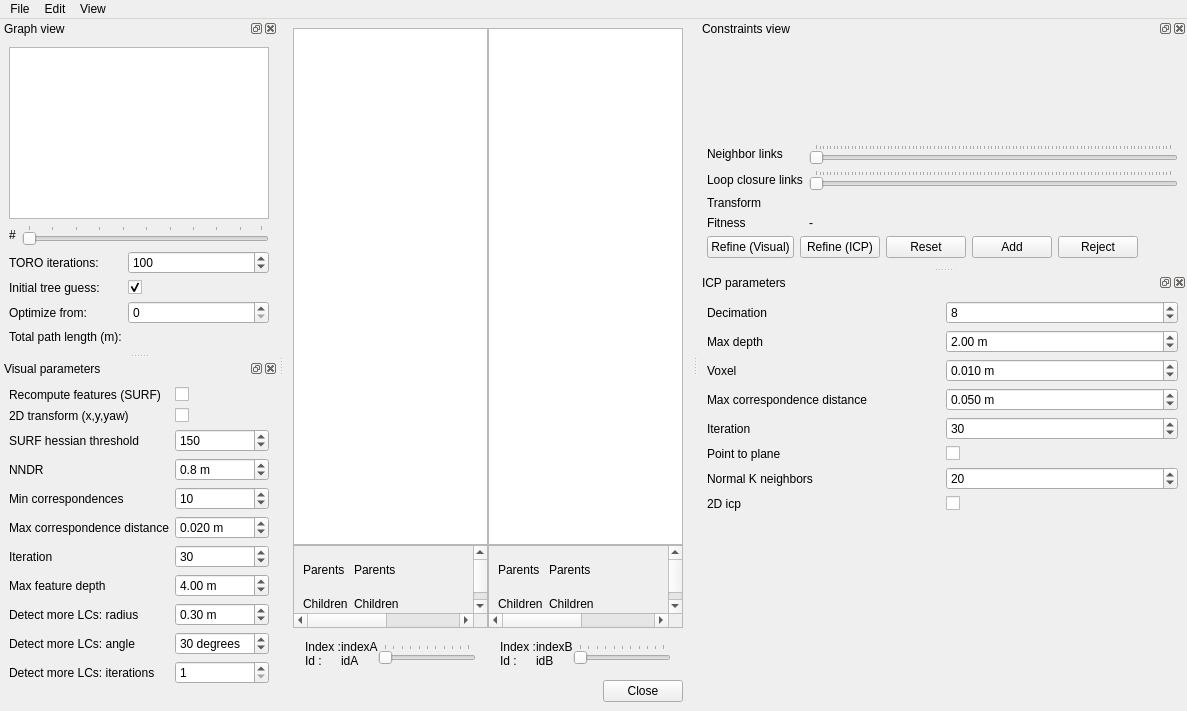
First picture: the form in guilib/src/ui/DatabaseViewer.ui, repository introlab/rtabmap, before the edit.
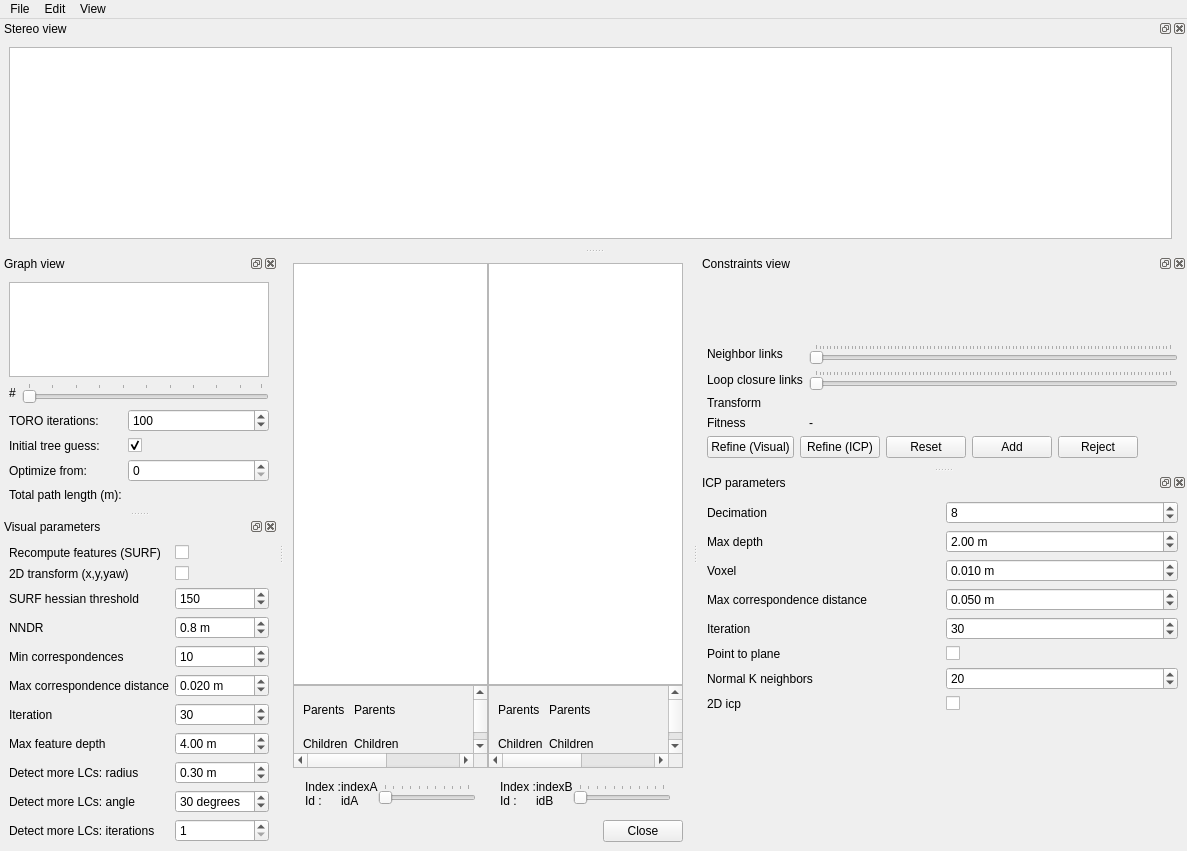
Second picture: the form after the edit. Custom widgets are drawn as their Qt base class.

Commit message: Odometry and stereo: added parameter OdomStereo/MaxSlope to filter bad stereo pair matches from cvOpticalFlow

The edit to the form file:
```diff
--- a/guilib/src/ui/DatabaseViewer.ui
+++ b/guilib/src/ui/DatabaseViewer.ui
@@ -7,7 +7,7 @@
     <x>0</x>
     <y>0</y>
     <width>1187</width>
-    <height>711</height>
+    <height>851</height>
    </rect>
   </property>
   <property name="windowTitle">
@@ -1011,6 +1011,24 @@
     </layout>
    </widget>
   </widget>
+  <widget class="QDockWidget" name="dockWidget_stereoView">
+   <property name="windowTitle">
+    <string>Stereo view</string>
+   </property>
+   <attribute name="dockWidgetArea">
+    <number>4</number>
+   </attribute>
+   <widget class="QWidget" name="dockWidgetContents_5">
+    <layout class="QHBoxLayout" name="horizontalLayout_6">
+     <item>
+      <widget class="rtabmap::ImageView" name="graphicsView_stereo"/>
+     </item>
+     <item>
+      <widget class="rtabmap::CloudViewer" name="stereoViewer" native="true"/>
+     </item>
+    </layout>
+   </widget>
+  </widget>
   <action name="actionOpen_database">
    <property name="text">
     <string>Open database</string>
@@ -1103,17 +1121,17 @@
   </action>
  </widget>
  <customwidgets>
-  <customwidget>
-   <class>rtabmap::ImageView</class>
-   <extends>QGraphicsView</extends>
-   <header>rtabmap/gui/ImageView.h</header>
-  </customwidget>
   <customwidget>
    <class>rtabmap::CloudViewer</class>
    <extends>QWidget</extends>
    <header>rtabmap/gui/CloudViewer.h</header>
    <container>1</container>
   </customwidget>
+  <customwidget>
+   <class>rtabmap::ImageView</class>
+   <extends>QGraphicsView</extends>
+   <header>rtabmap/gui/ImageView.h</header>
+  </customwidget>
   <customwidget>
    <class>rtabmap::GraphViewer</class>
    <extends>QGraphicsView</extends>
```
The commit also changes 11 other files.
